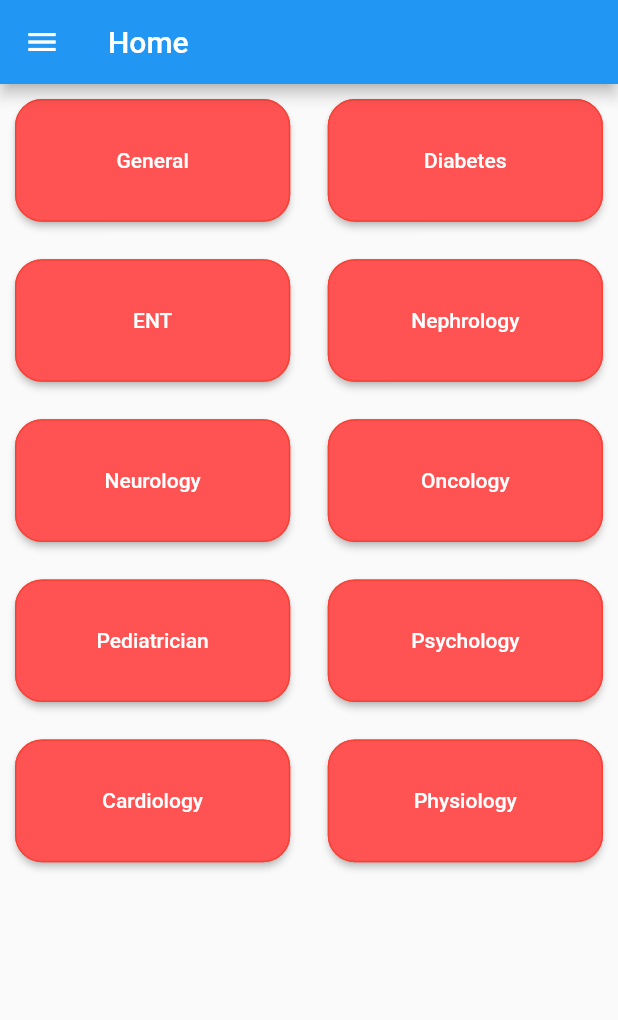
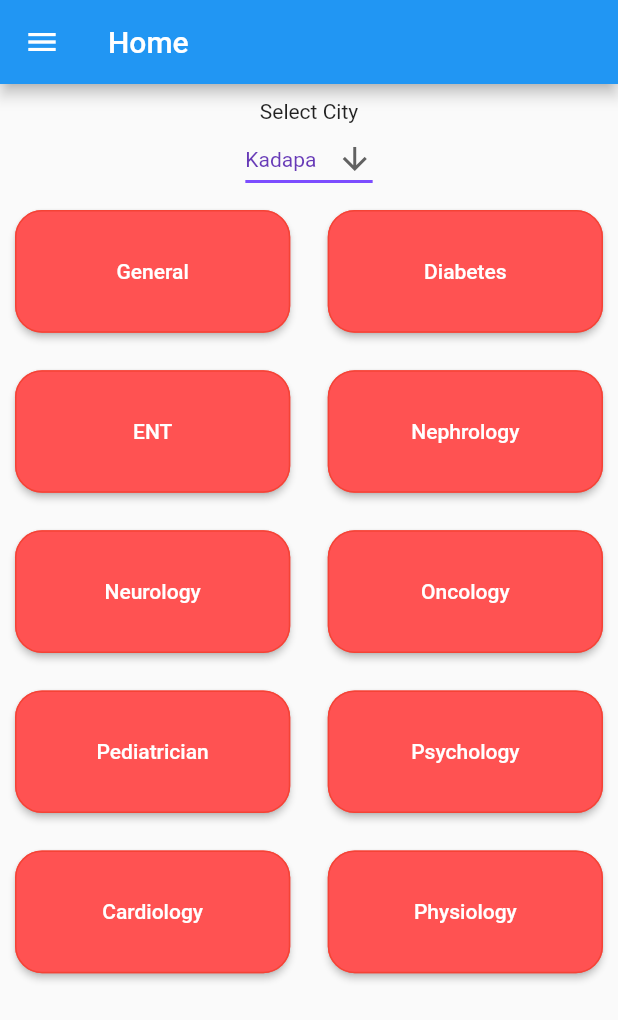
Before and after one commit to jaswanth1998/newrepo, a Flutter app: the screen it shows once a user with an empty profile is signed in, on a phone screen of 412 x 824 dp. Shown: the top 1020 px of the screen. Run offline on Flutter 3.47's test engine with Material 2 defaults, Android fonts, the phone set to English and light mode, and no system bars; our stand-ins replace cloud_firestore, firebase_auth, firebase_database, firebase_messaging, flutter_spinkit, shared_preferences; missing offline and left inert: upi_india; accounts and stored records are empty.

Commit message:
version 1

```diff
--- a/lib/main.dart
+++ b/lib/main.dart
@@ -53,7 +53,7 @@ class _MyAppState extends State<MyApp> {
   Widget build(BuildContext context) {
     // TODO: implement build
     return  MaterialApp(
-            // debugShowCheckedModeBanner: false,
+            debugShowCheckedModeBanner: false,
             // home: DetailsOfApp(),
         home:ShowSplash(),
           routes: <String, WidgetBuilder>{
--- a/lib/screens/Home/catgary.dart
+++ b/lib/screens/Home/catgary.dart
@@ -6,19 +6,21 @@ import 'package:getit/screens/Home/seeDoctotr.dart';
 class Catgagery extends StatefulWidget {
   String userid;
   String userName;
+  String sarchCity;
 
-  Catgagery({this.userid, this.userName});
+  Catgagery({this.userid, this.userName, this.sarchCity});
 
   @override
-  _CatgageryState createState() =>
-      _CatgageryState(userid: this.userid, userName: this.userName);
+  _CatgageryState createState() => _CatgageryState(
+      userid: this.userid, userName: this.userName, sarchCity: this.sarchCity);
 }
 
 class _CatgageryState extends State<Catgagery> {
   String userid;
   String userName;
+  String sarchCity;
 
-  _CatgageryState({this.userid, this.userName});
+  _CatgageryState({this.userid, this.userName, this.sarchCity});
 
   List<String> user = ["hi", "hello", "working"];
   List<String> catgary = [
@@ -34,12 +36,46 @@ class _CatgageryState extends State<Catgagery> {
     "Physiology",
   ];
   // List<Color> useColor = [Colors.red,Colors.blue];
+  String dropdownValue = 'Kadapa';
+  String serachCity = 'Kadapa';
+  bool checkSerachCity = false;
 
   @override
   Widget build(BuildContext context) {
+
     // print(this.userid+"iam from cat");
     // print(this.userName + "iam cat");
-    return GridView.count(
+    return Column(
+      children: <Widget>[
+        SizedBox(height: 10),
+        Text("Select City"),
+        DropdownButton<String>(
+          value:checkSerachCity?dropdownValue:serachCity,
+          icon: Icon(Icons.arrow_downward),
+          iconSize: 24,
+          elevation: 16,
+          style: TextStyle(color: Colors.deepPurple),
+          underline: Container(
+            height: 2,
+            color: Colors.deepPurpleAccent,
+          ),
+          onChanged: (String newValue) {
+            this.setState(() {
+              this.dropdownValue = newValue;
+              this.checkSerachCity = true;
+              this.serachCity = newValue;
+            });
+          },
+          items: <String>['Kadapa', 'mydukur', 'proddatur']
+              .map<DropdownMenuItem<String>>((String value) {
+            return DropdownMenuItem<String>(
+              value: value,
+              child: Text(value),
+            );
+          }).toList(),
+        ),
+        Expanded(
+          child: GridView.count(
             // Create a grid with 2 columns. If you change the scrollDirection to
             // horizontal, this produces 2 rows.
 
@@ -69,6 +105,7 @@ class _CatgageryState extends State<Catgagery> {
                                 builder: (context) => SeeDoctor(
                                   userid: this.userid,
                                   searchcat: catgary[index],
+                                  searchCity: this.serachCity,
                                 ),
                                 settings: RouteSettings(
                                   arguments: [catgary[index], this.userid],
@@ -88,6 +125,9 @@ class _CatgageryState extends State<Catgagery> {
                 ),
               );
             }),
+          ),
+        ),
+      ],
     );
   }
 }
--- a/lib/screens/Home/home.dart
+++ b/lib/screens/Home/home.dart
@@ -88,6 +88,8 @@ class _HomeState extends State<Home> {
                 return Catgagery(
                   userid: this.userid,
                   userName: snapshot.data.data["first Name"],
+                  sarchCity: snapshot.data.data["city"],
+
                 );
               } else {
                 return RegistrationOfUser(uid: this.userid);
--- a/pubspec.yaml
+++ b/pubspec.yaml
@@ -11,7 +11,7 @@ description: A new Flutter project.
 # In iOS, build-name is used as CFBundleShortVersionString while build-number used as CFBundleVersion.
 # Read more about iOS versioning at
 # https://developer.apple.com/library/archive/documentation/General/Reference/InfoPlistKeyReference/Articles/CoreFoundationKeys.html
-version: 1.0.0+1
+version: 1.0.2
 
 environment:
   sdk: ">=2.2.0 <3.0.0"
@@ -34,6 +34,8 @@ dependencies:
   upi_india: ^2.0.0
   firebase_database: ^3.1.1
   intl: ^0.16.1
+  url_launcher: ^5.4.11
+
 
 
 dev_dependencies:
```
Also changed, not shown: lib/screens/Home/seeDoctotr.dart (+15 -9 lines), lib/screens/Home/showDrawer.dart (+19 -0 lines), lib/screens/Registration/registrationOfUser.dart (+56 -18 lines), lib/screens/ShareWidget/shareCard.dart (+10 -15 lines), lib/screens/auth/auth.dart (+11 -8 lines), lib/screens/auth/displayFrom.dart (+4 -3 lines), lib/screens/auth/registerAuth.dart (+4 -4 lines), lib/screens/contact/contact.dart (added, +28 -0 lines), pubspec.lock, 3 other files. Lines whose indentation alone changed are shown as unchanged.
